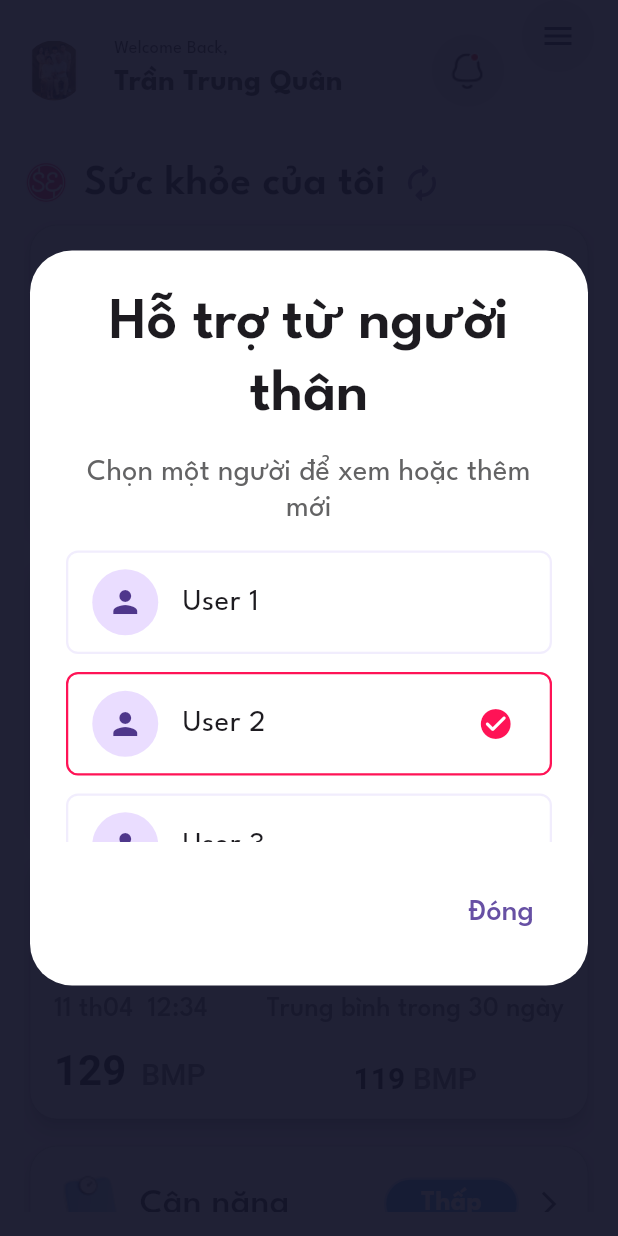
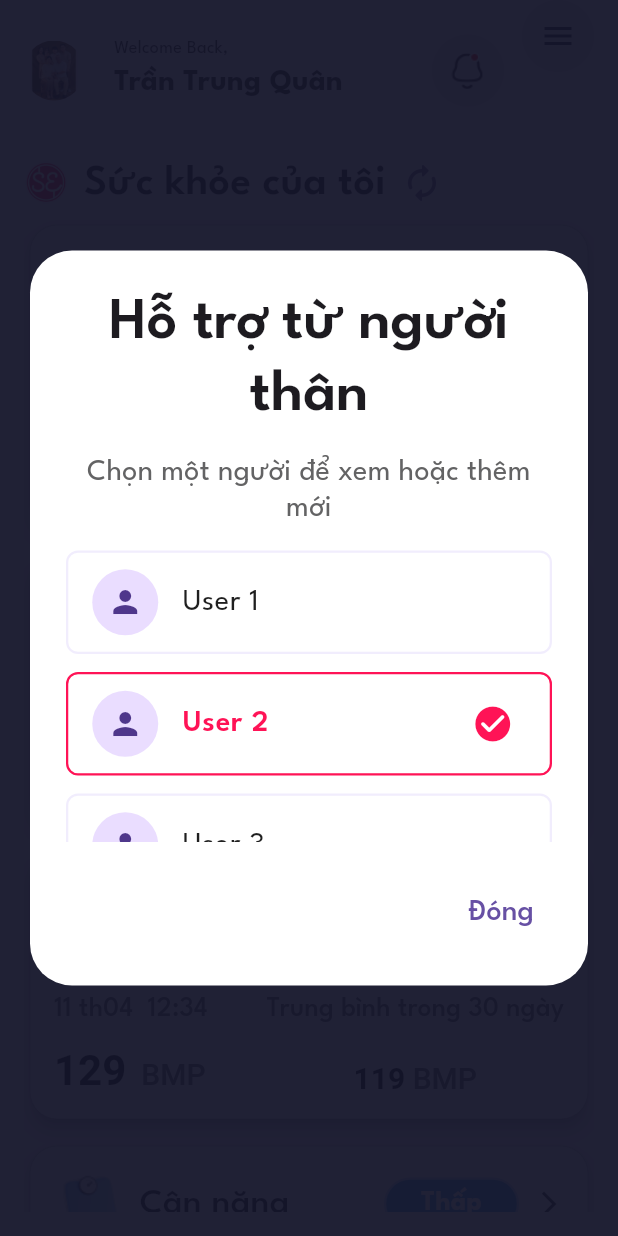
Before and after one commit to truongduytven/SEP490-MobileApp, a Flutter app: the HealthScreen screen opened directly, after a tap on the "autorenew" icon, on a phone screen of 412 x 824 dp. Run offline on Flutter 3.47's test engine with Material 3 defaults, Android fonts, the phone set to English and light mode, and no system bars; drawn by our look-alikes of flutter_speed_dial; our stand-ins replace dropdown_button2, flutter_otp_text_field, flutter_svg, lottie, shared_preferences, smooth_page_indicator and 1 more; missing offline and left inert: flutter_ruler_picker; accounts and stored records are empty.

Commit message:
fix: more style for dialog change user

```diff
--- a/lib/presentation/pages/health/health_screen.dart
+++ b/lib/presentation/pages/health/health_screen.dart
@@ -257,15 +257,17 @@ void _showAccountDialog(BuildContext context) {
                             borderRadius: BorderRadius.circular(8.0),
                           ),
                           margin: const EdgeInsets.symmetric(vertical: 4.0),
+                          padding: EdgeInsets.symmetric(vertical: 5),
                           child: ListTile(
                             leading: CircleAvatar(
                               radius: 22,
-                              backgroundColor: AppColors.primaryColor,
-                              child: const Icon(Icons.add, color: Colors.white),
+                              backgroundColor: Colors.transparent,
+                              child: const Icon(Icons.person_add_alt_1_outlined,
+                                  color: AppColors.primaryColor),
                             ),
                             title: const Text(
                               "Thêm người mới",
-                              style: TextStyle(fontWeight: FontWeight.w600),
+                              style: TextStyle(fontSize: 20),
                             ),
                             onTap: () {
                               Navigator.of(context).pop();
@@ -295,12 +297,18 @@ void _showAccountDialog(BuildContext context) {
                           title: Text(
                             user['name'],
                             style: TextStyle(
+                              color: user['id'] == currentUserId
+                                  ? AppColors.primaryColor
+                                  : AppColors.textColor,
+                              fontWeight: user['id'] == currentUserId
+                                  ? FontWeight.w600
+                                  : null,
                               fontSize: 20,
                             ),
                           ),
                           trailing: user['id'] == currentUserId
                               ? const Icon(Icons.check_circle_rounded,
-                                  color: AppColors.primaryColor)
+                                  size: 28, color: AppColors.primaryColor)
                               : null,
                           onTap: () {
                             Navigator.of(context).pop();
```
